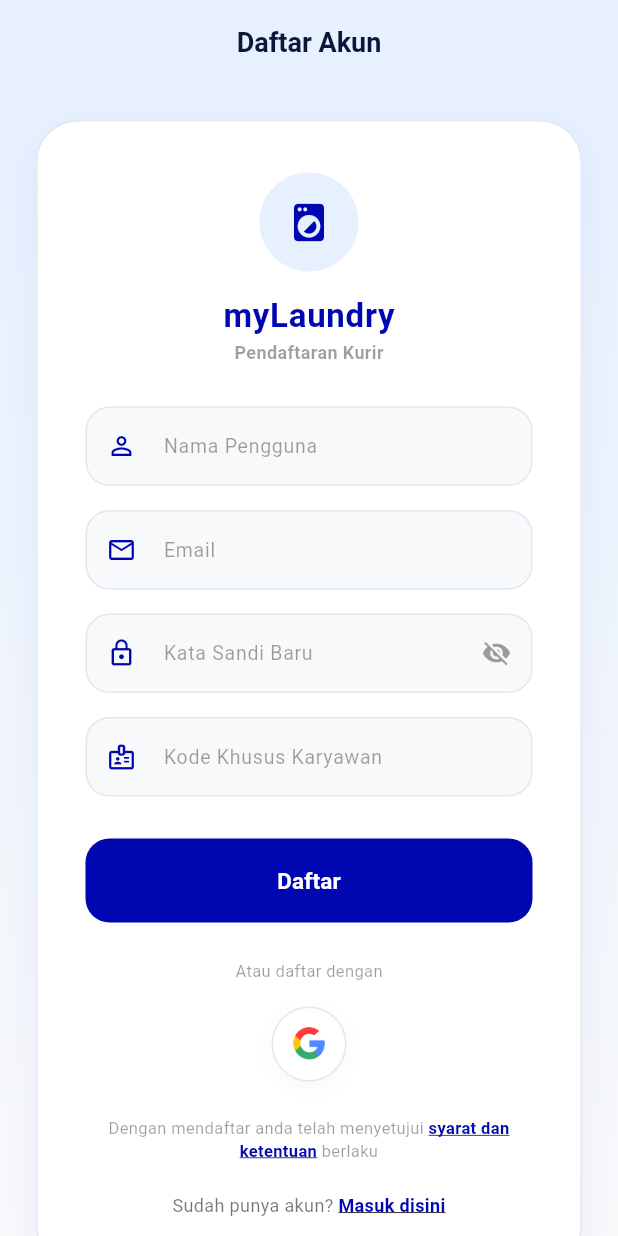
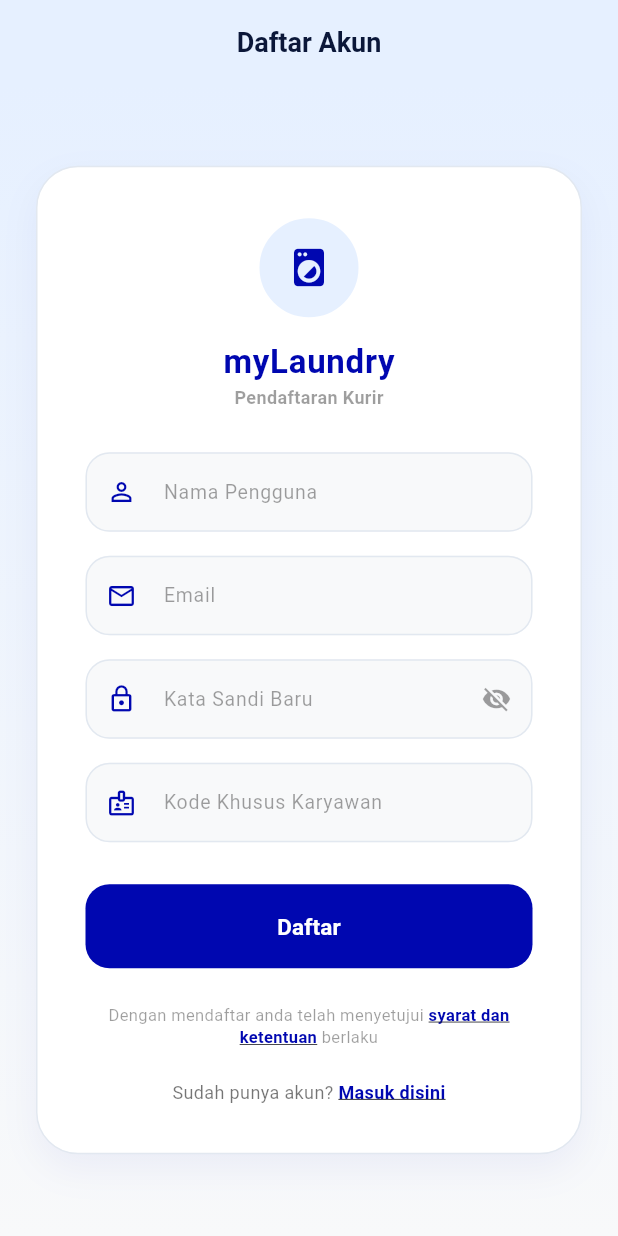
Before and after one commit to bntngridp/courier-myLaundry, a Flutter app: the screen it shows after launch, after a tap on "Masuk", after a tap on "Belum punya akun? Yuk Daftar", on a phone screen of 412 x 824 dp. Run offline on Flutter 3.47's test engine with Material 3 defaults, Android fonts, the phone set to English and light mode, and no system bars; our stand-ins replace shared_preferences.

Commit message:
refactor(courier): remove google login option from courier auth flow

```diff
--- a/lib/ui/features/auth/views/login_view.dart
+++ b/lib/ui/features/auth/views/login_view.dart
@@ -287,59 +287,7 @@
                                 ),
                               ),
                       ),
-                      const SizedBox(height: 24),
-
-                      // Or login with Google label
-                      Center(
-                        child: Text(
-                          viewModel.translate('Atau masuk dengan'),
-                          style: const TextStyle(
-                            fontSize: 11,
-                            color: Colors.black38,
-                          ),
-                        ),
-                      ),
-                      const SizedBox(height: 16),
-
-                      // Google Icon Button
-                      Center(
-                        child: GestureDetector(
-                          onTap: () {
-                            _emailController.text = 'courier1@mylaundry.com';
-                            _passwordController.text = 'password123';
-                            _handleLogin();
-                          },
-                          child: Container(
-                            width: 50,
-                            height: 50,
-                            decoration: BoxDecoration(
-                              color: Colors.white,
-                              shape: BoxShape.circle,
-                              border: Border.all(color: const Color(0xFFE2E8F0)),
-                              boxShadow: [
-                                BoxShadow(
-                                  color: Colors.black.withValues(alpha: 0.03),
-                                  blurRadius: 10,
-                                  offset: const Offset(0, 4),
-                                )
-                              ],
-                            ),
-                            child: Center(
-                              child: Image.asset(
-                                'assets/images/google.png',
-                                width: 24,
-                                height: 24,
-                                errorBuilder: (context, error, stackTrace) => const Icon(
-                                  Icons.g_mobiledata,
-                                  color: Colors.blue,
-                                  size: 28,
-                                ),
-                              ),
-                            ),
-                          ),
-                        ),
-                      ),
-                      const SizedBox(height: 24),
+                      const SizedBox(height: 20),
 
                       // Register link
                       GestureDetector(
--- a/lib/ui/features/auth/views/register_view.dart
+++ b/lib/ui/features/auth/views/register_view.dart
@@ -338,59 +338,6 @@
                       ),
                       const SizedBox(height: 24),
 
-                      // Or register with Google label
-                      Center(
-                        child: Text(
-                          viewModel.translate('Atau daftar dengan'),
-                          style: const TextStyle(
-                            fontSize: 11,
-                            color: Colors.black38,
-                          ),
-                        ),
-                      ),
-                      const SizedBox(height: 16),
-
-                      // Google Icon Button
-                      Center(
-                        child: GestureDetector(
-                          onTap: () {
-                            _usernameController.text = 'Courier Demo';
-                            _emailController.text = 'courier_demo@mylaundry.com';
-                            _passwordController.text = 'password123';
-                            _employeeCodeController.text = 'COURIER2024';
-                          },
-                          child: Container(
-                            width: 50,
-                            height: 50,
-                            decoration: BoxDecoration(
-                              color: Colors.white,
-                              shape: BoxShape.circle,
-                              border: Border.all(color: const Color(0xFFE2E8F0)),
-                              boxShadow: [
-                                BoxShadow(
-                                  color: Colors.black.withValues(alpha: 0.03),
-                                  blurRadius: 10,
-                                  offset: const Offset(0, 4),
-                                )
-                              ],
-                            ),
-                            child: Center(
-                              child: Image.asset(
-                                'assets/images/google.png',
-                                width: 24,
-                                height: 24,
-                                errorBuilder: (context, error, stackTrace) => const Icon(
-                                  Icons.g_mobiledata,
-                                  color: Colors.blue,
-                                  size: 28,
-                                ),
-                              ),
-                            ),
-                          ),
-                        ),
-                      ),
-                      const SizedBox(height: 24),
-
                       // Terms and Conditions text
                       GestureDetector(
                         onTap: () {
```
